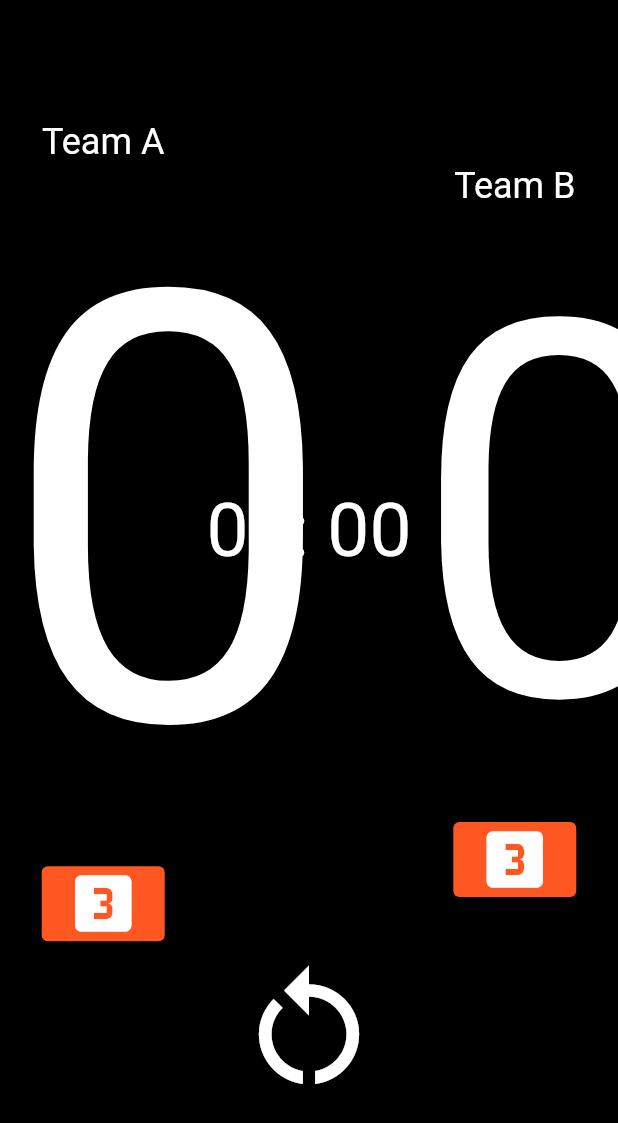
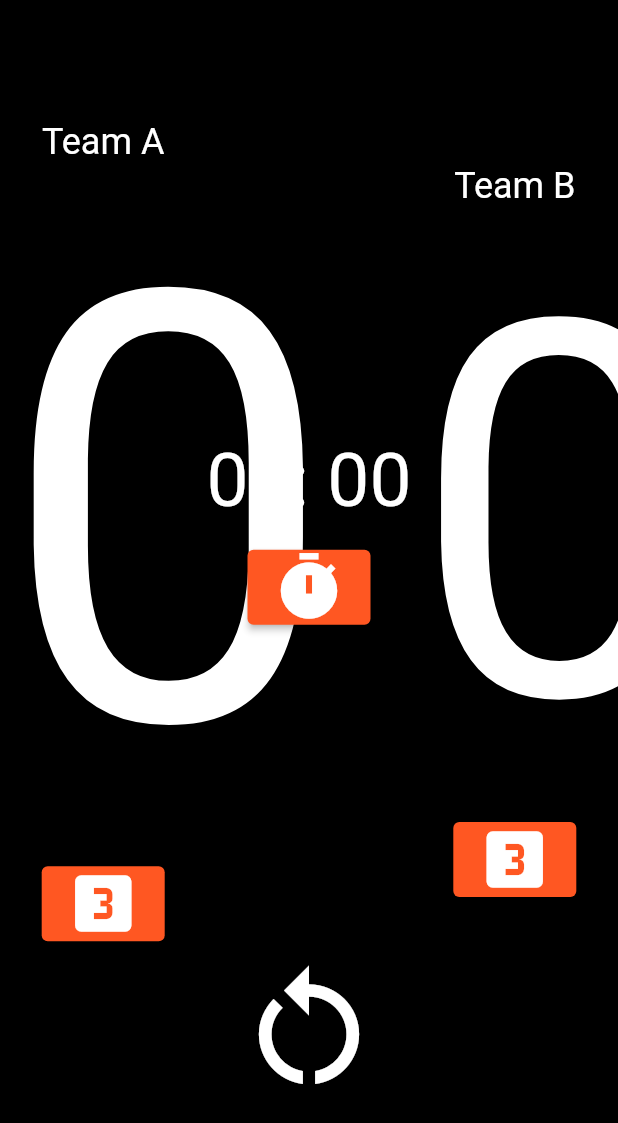
Before and after one commit to Nexlson/Hooper, a Flutter app: the screen it shows after launch, on a phone screen of 412 x 824 dp. Shown: the top 1123 px of the screen. Run offline on Flutter 3.47's test engine with Material 2 defaults, Android fonts, the phone set to English and light mode, and no system bars.

```diff
--- a/lib/main.dart
+++ b/lib/main.dart
@@ -64,6 +64,21 @@ class _BasketballCounterHomePageState extends State<BasketballCounterHomePage> {
     }
   }
 
+  void _decrementPoint(team, point) {
+    if (_timerSeconds == 0 || _teamAScore < 0 || _teamBScore < 0) {
+      return;
+    }
+    if (team == 'teamA') {
+      setState(() {
+        _teamAScore -= point.toInt() as int;
+      });
+    } else {
+      setState(() {
+        _teamBScore -= point.toInt() as int;
+      });
+    }
+  }
+
   void _resetScores() {
     if (_timerSeconds != 0) {
       setState(() {
@@ -119,6 +134,13 @@ class _BasketballCounterHomePageState extends State<BasketballCounterHomePage> {
                       ),
                     ),
                     GestureDetector(
+                      onVerticalDragEnd: (details) {
+                        if (details.velocity.pixelsPerSecond.dy < 0) {
+                          _incrementPoint('teamA', 1);
+                        } else {
+                          _decrementPoint('teamA', 1);
+                        }
+                      },
                       onTap: () => _incrementPoint('teamA', 2),
                       child: Text(
                         '$_teamAScore',
@@ -139,15 +161,25 @@ class _BasketballCounterHomePageState extends State<BasketballCounterHomePage> {
                   ],
                 ),
               ),
-              GestureDetector(
-                onTap: _startEndTimer,
-                child: Text(
-                  _handleTimer(_timerSeconds),
-                  style: TextStyle(
-                    fontSize: 50,
-                    color: _timerSeconds != 0 ?Colors.deepOrange : Colors.white
+              Column(
+                children: [
+                  Text(
+                    _handleTimer(_timerSeconds),
+                    style: TextStyle(
+                        fontSize: 50,
+                        color: _timerSeconds != 0
+                            ? Colors.deepOrange
+                            : Colors.white),
                   ),
-                ),
+                  const SizedBox(height: 16.0),
+                  ElevatedButton(
+                          onPressed: _startEndTimer,
+                          child: const Icon(
+                            Icons.timer,
+                            size: 50,
+                          ),
+                  ),
+                ],
               ),
               Expanded(
                 child: Column(
@@ -157,6 +189,13 @@ class _BasketballCounterHomePageState extends State<BasketballCounterHomePage> {
                       style: TextStyle(fontSize: 24, color: Colors.white),
                     ),
                     GestureDetector(
+                      onVerticalDragEnd: (details) {
+                        if (details.velocity.pixelsPerSecond.dy < 0) {
+                          _incrementPoint('teamB', 1);
+                        } else {
+                          _decrementPoint('teamB', 1);
+                        }
+                      },
                       onTap: () => _incrementPoint('teamB', 2),
                       child: Text(
                         '$_teamBScore',
```
